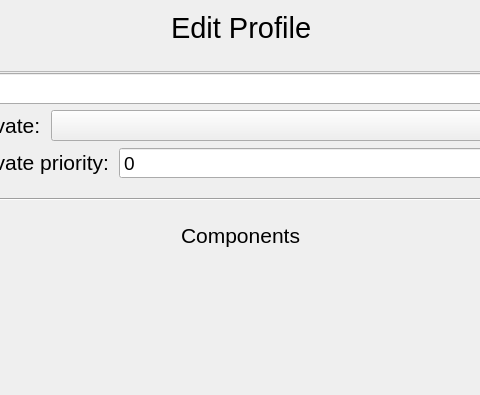
This is microstation/ui/profile_editor.ui in TheCheese42/microstation as Qt 5 draws it before an edit; both pictures show x 110 to 590 and y 0 to 395 of the 703 by 529 pixel window. The edited form follows.
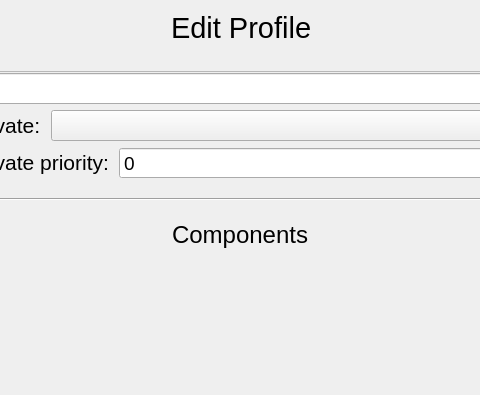
This is the edited form. Icons and pictures are not drawn.

Commit message: Added components list, new component dialog

Diff of the .ui file:
```diff
--- a/microstation/ui/profile_editor.ui
+++ b/microstation/ui/profile_editor.ui
@@ -89,7 +89,7 @@
         <height>411</height>
        </rect>
       </property>
-      <widget class="QWidget" name="">
+      <widget class="QWidget" name="layoutWidget">
        <property name="geometry">
         <rect>
          <x>11</x>
@@ -98,7 +98,10 @@
          <height>401</height>
         </rect>
        </property>
-       <layout class="QVBoxLayout" name="verticalLayout_2">
+       <layout class="QVBoxLayout" name="scrollAreaLayout">
+        <property name="sizeConstraint">
+         <enum>QLayout::SetMaximumSize</enum>
+        </property>
         <item>
          <layout class="QHBoxLayout" name="horizontalLayout_4">
           <property name="spacing">
@@ -297,7 +300,7 @@
             </property>
             <property name="font">
              <font>
-              <pointsize>16</pointsize>
+              <pointsize>18</pointsize>
              </font>
             </property>
             <property name="text">
```
Left out of the diff: 32 changed lines with no effect on the pictures. The commit also changes 4 other files.
